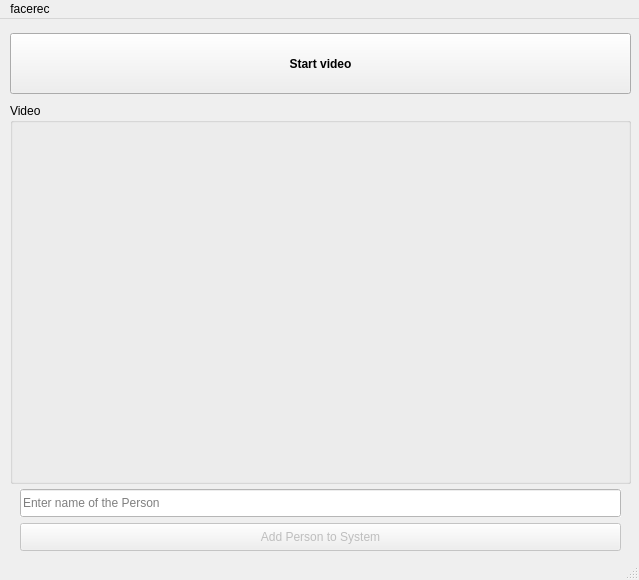
Qt form design.ui (trnkv/facerec) before a commit.
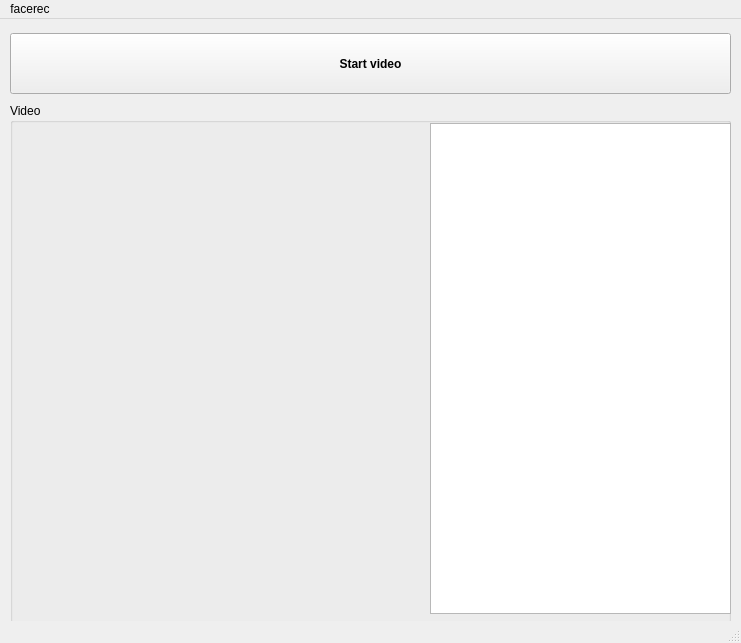
The same form after that commit.

Patch:
```diff
--- a/design.ui
+++ b/design.ui
@@ -6,8 +6,8 @@
    <rect>
     <x>0</x>
     <y>0</y>
-    <width>639</width>
-    <height>580</height>
+    <width>741</width>
+    <height>643</height>
    </rect>
   </property>
   <property name="windowTitle">
@@ -22,8 +22,8 @@
      <rect>
       <x>10</x>
       <y>84</y>
-      <width>621</width>
-      <height>381</height>
+      <width>721</width>
+      <height>521</height>
      </rect>
     </property>
     <property name="sizePolicy">
@@ -40,18 +40,34 @@
       <rect>
        <x>10</x>
        <y>20</y>
-       <width>601</width>
-       <height>351</height>
+       <width>401</width>
+       <height>221</height>
       </rect>
      </property>
     </widget>
+    <widget class="QTextBrowser" name="textBrowser">
+     <property name="geometry">
+      <rect>
+       <x>420</x>
+       <y>20</y>
+       <width>301</width>
+       <height>491</height>
+      </rect>
+     </property>
+     <property name="locale">
+      <locale language="English" country="UnitedStates"/>
+     </property>
+     <property name="readOnly">
+      <bool>true</bool>
+     </property>
+    </widget>
    </widget>
    <widget class="QPushButton" name="startButton">
     <property name="geometry">
      <rect>
       <x>10</x>
       <y>14</y>
-      <width>621</width>
+      <width>721</width>
       <height>61</height>
      </rect>
     </property>
@@ -70,478 +86,13 @@
      <string>Start video</string>
     </property>
    </widget>
-   <widget class="QPushButton" name="bt_add">
-    <property name="enabled">
-     <bool>false</bool>
-    </property>
-    <property name="geometry">
-     <rect>
-      <x>20</x>
-      <y>504</y>
-      <width>601</width>
-      <height>28</height>
-     </rect>
-    </property>
-    <property name="toolTip">
-     <string>Click to add Person Name to System</string>
-    </property>
-    <property name="text">
-     <string>Add Person to System</string>
-    </property>
-   </widget>
-   <widget class="QLineEdit" name="lineEdit_name">
-    <property name="enabled">
-     <bool>false</bool>
-    </property>
-    <property name="geometry">
-     <rect>
-      <x>20</x>
-      <y>470</y>
-      <width>601</width>
-      <height>28</height>
-     </rect>
-    </property>
-    <property name="palette">
-     <palette>
-      <active>
-       <colorrole role="WindowText">
-        <brush brushstyle="SolidPattern">
-         <color alpha="255">
-          <red>0</red>
-          <green>0</green>
-          <blue>0</blue>
-         </color>
-        </brush>
-       </colorrole>
-       <colorrole role="Button">
-        <brush brushstyle="SolidPattern">
-         <color alpha="255">
-          <red>255</red>
-          <green>255</green>
-          <blue>255</blue>
-         </color>
-        </brush>
-       </colorrole>
-       <colorrole role="Light">
-        <brush brushstyle="SolidPattern">
-         <color alpha="255">
-          <red>255</red>
-          <green>255</green>
-          <blue>255</blue>
-         </color>
-        </brush>
-       </colorrole>
-       <colorrole role="Midlight">
-        <brush brushstyle="SolidPattern">
-         <color alpha="255">
-          <red>255</red>
-          <green>255</green>
-          <blue>255</blue>
-         </color>
-        </brush>
-       </colorrole>
-       <colorrole role="Dark">
-        <brush brushstyle="SolidPattern">
-         <color alpha="255">
-          <red>127</red>
-          <green>127</green>
-          <blue>127</blue>
-         </color>
-        </brush>
-       </colorrole>
-       <colorrole role="Mid">
-        <brush brushstyle="SolidPattern">
-         <color alpha="255">
-          <red>170</red>
-          <green>170</green>
-          <blue>170</blue>
-         </color>
-        </brush>
-       </colorrole>
-       <colorrole role="Text">
-        <brush brushstyle="SolidPattern">
-         <color alpha="255">
-          <red>0</red>
-          <green>0</green>
-          <blue>0</blue>
-         </color>
-        </brush>
-       </colorrole>
-       <colorrole role="BrightText">
-        <brush brushstyle="SolidPattern">
-         <color alpha="255">
-          <red>255</red>
-          <green>255</green>
-          <blue>255</blue>
-         </color>
-        </brush>
-       </colorrole>
-       <colorrole role="ButtonText">
-        <brush brushstyle="SolidPattern">
-         <color alpha="255">
-          <red>0</red>
-          <green>0</green>
-          <blue>0</blue>
-         </color>
-        </brush>
-       </colorrole>
-       <colorrole role="Base">
-        <brush brushstyle="SolidPattern">
-         <color alpha="255">
-          <red>255</red>
-          <green>255</green>
-          <blue>255</blue>
-         </color>
-        </brush>
-       </colorrole>
-       <colorrole role="Window">
-        <brush brushstyle="SolidPattern">
-         <color alpha="255">
-          <red>255</red>
-          <green>255</green>
-          <blue>255</blue>
-         </color>
-        </brush>
-       </colorrole>
-       <colorrole role="Shadow">
-        <brush brushstyle="SolidPattern">
-         <color alpha="255">
-          <red>0</red>
-          <green>0</green>
-          <blue>0</blue>
-         </color>
-        </brush>
-       </colorrole>
-       <colorrole role="AlternateBase">
-        <brush brushstyle="SolidPattern">
-         <color alpha="255">
-          <red>255</red>
-          <green>255</green>
-          <blue>255</blue>
-         </color>
-        </brush>
-       </colorrole>
-       <colorrole role="ToolTipBase">
-        <brush brushstyle="SolidPattern">
-         <color alpha="255">
-          <red>255</red>
-          <green>255</green>
-          <blue>220</blue>
-         </color>
-        </brush>
-       </colorrole>
-       <colorrole role="ToolTipText">
-        <brush brushstyle="SolidPattern">
-         <color alpha="255">
-          <red>0</red>
-          <green>0</green>
-          <blue>0</blue>
-         </color>
-        </brush>
-       </colorrole>
-      </active>
-      <inactive>
-       <colorrole role="WindowText">
-        <brush brushstyle="SolidPattern">
-         <color alpha="255">
-          <red>0</red>
-          <green>0</green>
-          <blue>0</blue>
-         </color>
-        </brush>
-       </colorrole>
-       <colorrole role="Button">
-        <brush brushstyle="SolidPattern">
-         <color alpha="255">
-          <red>255</red>
-          <green>255</green>
-          <blue>255</blue>
-         </color>
-        </brush>
-       </colorrole>
-       <colorrole role="Light">
-        <brush brushstyle="SolidPattern">
-         <color alpha="255">
-          <red>255</red>
-          <green>255</green>
-          <blue>255</blue>
-         </color>
-        </brush>
-       </colorrole>
-       <colorrole role="Midlight">
-        <brush brushstyle="SolidPattern">
-         <color alpha="255">
-          <red>255</red>
-          <green>255</green>
-          <blue>255</blue>
-         </color>
-        </brush>
-       </colorrole>
-       <colorrole role="Dark">
-        <brush brushstyle="SolidPattern">
-         <color alpha="255">
-          <red>127</red>
-          <green>127</green>
-          <blue>127</blue>
-         </color>
-        </brush>
-       </colorrole>
-       <colorrole role="Mid">
-        <brush brushstyle="SolidPattern">
-         <color alpha="255">
-          <red>170</red>
-          <green>170</green>
-          <blue>170</blue>
-         </color>
-        </brush>
-       </colorrole>
-       <colorrole role="Text">
-        <brush brushstyle="SolidPattern">
-         <color alpha="255">
-          <red>0</red>
-          <green>0</green>
-          <blue>0</blue>
-         </color>
-        </brush>
-       </colorrole>
-       <colorrole role="BrightText">
-        <brush brushstyle="SolidPattern">
-         <color alpha="255">
-          <red>255</red>
-          <green>255</green>
-          <blue>255</blue>
-         </color>
-        </brush>
-       </colorrole>
-       <colorrole role="ButtonText">
-        <brush brushstyle="SolidPattern">
-         <color alpha="255">
-          <red>0</red>
-          <green>0</green>
-          <blue>0</blue>
-         </color>
-        </brush>
-       </colorrole>
-       <colorrole role="Base">
-        <brush brushstyle="SolidPattern">
-         <color alpha="255">
-          <red>255</red>
-          <green>255</green>
-          <blue>255</blue>
-         </color>
-        </brush>
-       </colorrole>
-       <colorrole role="Window">
-        <brush brushstyle="SolidPattern">
-         <color alpha="255">
-          <red>255</red>
-          <green>255</green>
-          <blue>255</blue>
-         </color>
-        </brush>
-       </colorrole>
-       <colorrole role="Shadow">
-        <brush brushstyle="SolidPattern">
-         <color alpha="255">
-          <red>0</red>
-          <green>0</green>
-          <blue>0</blue>
-         </color>
-        </brush>
-       </colorrole>
-       <colorrole role="AlternateBase">
-        <brush brushstyle="SolidPattern">
-         <color alpha="255">
-          <red>255</red>
-          <green>255</green>
-          <blue>255</blue>
-         </color>
-        </brush>
-       </colorrole>
-       <colorrole role="ToolTipBase">
-        <brush brushstyle="SolidPattern">
-         <color alpha="255">
-          <red>255</red>
-          <green>255</green>
-          <blue>220</blue>
-         </color>
-        </brush>
-       </colorrole>
-       <colorrole role="ToolTipText">
-        <brush brushstyle="SolidPattern">
-         <color alpha="255">
-          <red>0</red>
-          <green>0</green>
-          <blue>0</blue>
-         </color>
-        </brush>
-       </colorrole>
-      </inactive>
-      <disabled>
-       <colorrole role="WindowText">
-        <brush brushstyle="SolidPattern">
-         <color alpha="255">
-          <red>127</red>
-          <green>127</green>
-          <blue>127</blue>
-         </color>
-        </brush>
-       </colorrole>
-       <colorrole role="Button">
-        <brush brushstyle="SolidPattern">
-         <color alpha="255">
-          <red>255</red>
-          <green>255</green>
-          <blue>255</blue>
-         </color>
-        </brush>
-       </colorrole>
-       <colorrole role="Light">
-        <brush brushstyle="SolidPattern">
-         <color alpha="255">
-          <red>255</red>
-          <green>255</green>
-          <blue>255</blue>
-         </color>
-        </brush>
-       </colorrole>
-       <colorrole role="Midlight">
-        <brush brushstyle="SolidPattern">
-         <color alpha="255">
-          <red>255</red>
-          <green>255</green>
-          <blue>255</blue>
-         </color>
-        </brush>
-       </colorrole>
-       <colorrole role="Dark">
-        <brush brushstyle="SolidPattern">
-         <color alpha="255">
-          <red>127</red>
-          <green>127</green>
-          <blue>127</blue>
-         </color>
-        </brush>
-       </colorrole>
-       <colorrole role="Mid">
-        <brush brushstyle="SolidPattern">
-         <color alpha="255">
-          <red>170</red>
-          <green>170</green>
-          <blue>170</blue>
-         </color>
-        </brush>
-       </colorrole>
-       <colorrole role="Text">
-        <brush brushstyle="SolidPattern">
-         <color alpha="255">
-          <red>127</red>
-          <green>127</green>
-          <blue>127</blue>
-         </color>
-        </brush>
-       </colorrole>
-       <colorrole role="BrightText">
-        <brush brushstyle="SolidPattern">
-         <color alpha="255">
-          <red>255</red>
-          <green>255</green>
-          <blue>255</blue>
-         </color>
-        </brush>
-       </colorrole>
-       <colorrole role="ButtonText">
-        <brush brushstyle="SolidPattern">
-         <color alpha="255">
-          <red>127</red>
-          <green>127</green>
-          <blue>127</blue>
-         </color>
-        </brush>
-       </colorrole>
-       <colorrole role="Base">
-        <brush brushstyle="SolidPattern">
-         <color alpha="255">
-          <red>255</red>
-          <green>255</green>
-          <blue>255</blue>
-         </color>
-        </brush>
-       </colorrole>
-       <colorrole role="Window">
-        <brush brushstyle="SolidPattern">
-         <color alpha="255">
-          <red>255</red>
-          <green>255</green>
-          <blue>255</blue>
-         </color>
-        </brush>
-       </colorrole>
-       <colorrole role="Shadow">
-        <brush brushstyle="SolidPattern">
-         <color alpha="255">
-          <red>0</red>
-          <green>0</green>
-          <blue>0</blue>
-         </color>
-        </brush>
-       </colorrole>
-       <colorrole role="AlternateBase">
-        <brush brushstyle="SolidPattern">
-         <color alpha="255">
-          <red>255</red>
-          <green>255</green>
-          <blue>255</blue>
-         </color>
-        </brush>
-       </colorrole>
-       <colorrole role="ToolTipBase">
-        <brush brushstyle="SolidPattern">
-         <color alpha="255">
-          <red>255</red>
-          <green>255</green>
-          <blue>220</blue>
-         </color>
-        </brush>
-       </colorrole>
-       <colorrole role="ToolTipText">
-        <brush brushstyle="SolidPattern">
-         <color alpha="255">
-          <red>0</red>
-          <green>0</green>
-          <blue>0</blue>
-         </color>
-        </brush>
-       </colorrole>
-      </disabled>
-     </palette>
-    </property>
-    <property name="mouseTracking">
-     <bool>true</bool>
-    </property>
-    <property name="layoutDirection">
-     <enum>Qt::LeftToRight</enum>
-    </property>
-    <property name="autoFillBackground">
-     <bool>true</bool>
-    </property>
-    <property name="text">
-     <string/>
-    </property>
-    <property name="readOnly">
-     <bool>false</bool>
-    </property>
-    <property name="placeholderText">
-     <string>Enter name of the Person</string>
-    </property>
-   </widget>
   </widget>
   <widget class="QMenuBar" name="menubar">
    <property name="geometry">
     <rect>
      <x>0</x>
      <y>0</y>
-     <width>639</width>
+     <width>741</width>
      <height>22</height>
     </rect>
    </property>
```
